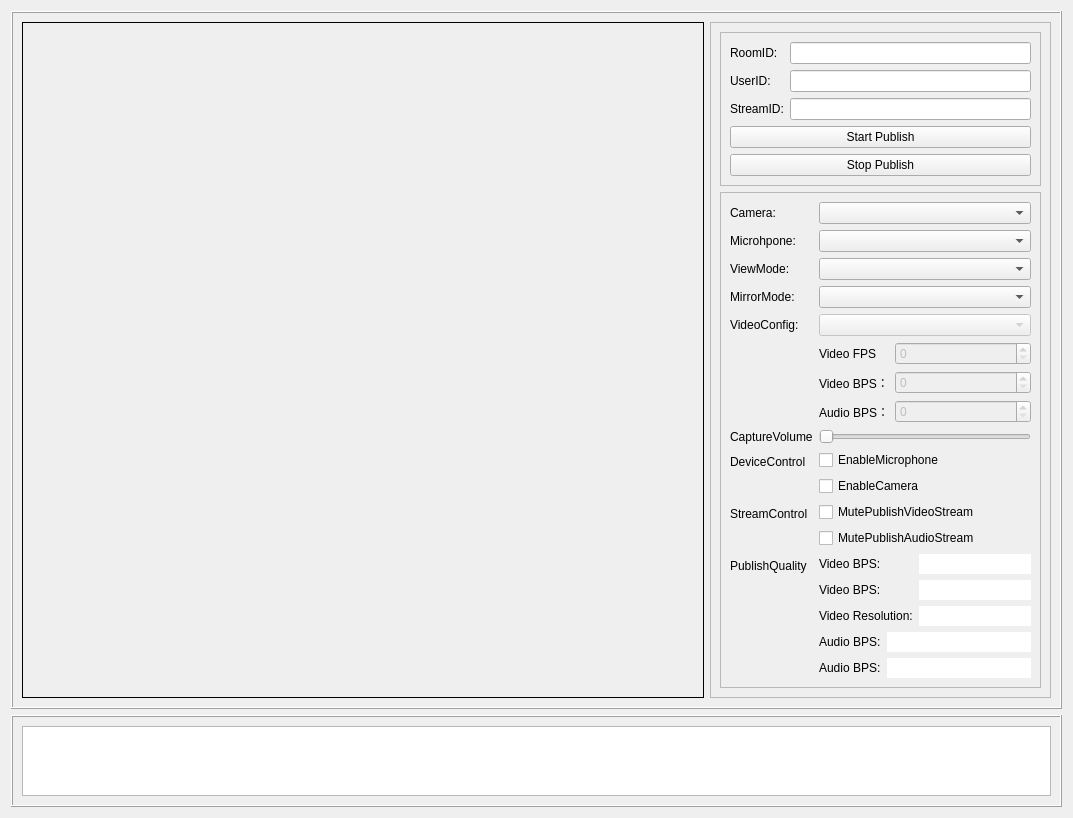
Old version of the form Publish/ZegoPublishDemo.ui in the repository zegoim/zego-express-example-topics-cpp.
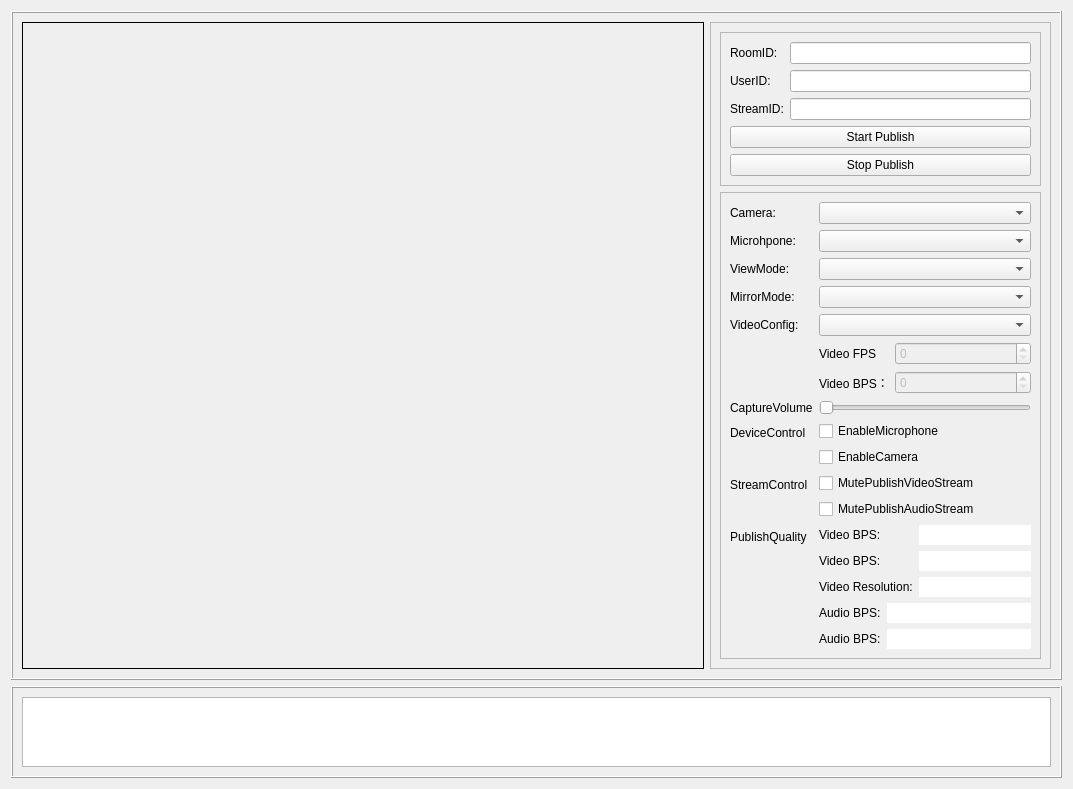
New version of the form.

Patch:
```diff
--- a/Publish/ZegoPublishDemo.ui
+++ b/Publish/ZegoPublishDemo.ui
@@ -251,7 +251,7 @@
             <item row="4" column="1">
              <widget class="QComboBox" name="comboBox_videoConfig">
               <property name="enabled">
-               <bool>false</bool>
+               <bool>true</bool>
               </property>
               <property name="sizePolicy">
                <sizepolicy hsizetype="Preferred" vsizetype="Preferred">
@@ -300,23 +300,6 @@
                 </property>
                </widget>
               </item>
-              <item row="2" column="0">
-               <widget class="QLabel" name="label_19">
-                <property name="text">
-                 <string>Audio BPS：</string>
-                </property>
-               </widget>
-              </item>
-              <item row="2" column="1">
-               <widget class="QSpinBox" name="spinBox_audioBPS">
-                <property name="enabled">
-                 <bool>false</bool>
-                </property>
-                <property name="maximum">
-                 <number>10000000</number>
-                </property>
-               </widget>
-              </item>
              </layout>
             </item>
             <item row="7" column="0">
```
